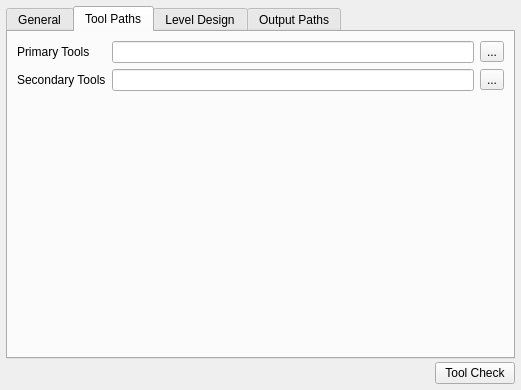
Old version of the form code/nel/tools/3d/object_viewer_qt/src/plugins/build_gamedata/build_gamedata_settings_page.ui in the repository sythaeryn/pndrpg.
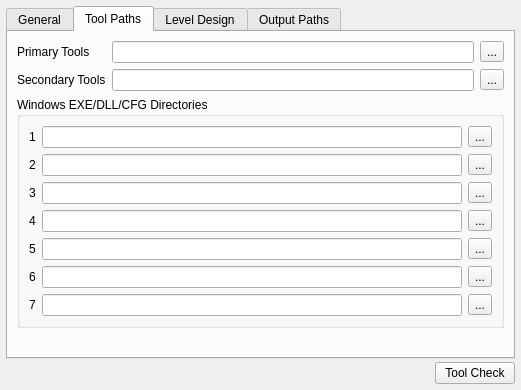
New version of the form. The open tabs and pages were chosen to show the change.

Commit message: Changed: Updated the settings page a little bit and started naming the variables.

What changed in the file:
```diff
--- a/code/nel/tools/3d/object_viewer_qt/src/plugins/build_gamedata/build_gamedata_settings_page.ui
+++ b/code/nel/tools/3d/object_viewer_qt/src/plugins/build_gamedata/build_gamedata_settings_page.ui
@@ -30,83 +30,62 @@
        <string>General</string>
       </attribute>
       <layout class="QGridLayout" name="gridLayout_4">
-       <item row="2" column="0">
-        <widget class="QLabel" name="label">
-         <property name="text">
-          <string>Build Quality</string>
-         </property>
-        </widget>
-       </item>
-       <item row="2" column="2">
-        <widget class="QComboBox" name="comboBox">
-         <item>
-          <property name="text">
-           <string>Draft</string>
-          </property>
-         </item>
-         <item>
-          <property name="text">
-           <string>Full</string>
-          </property>
-         </item>
-        </widget>
-       </item>
-       <item row="4" column="0">
-        <widget class="QLabel" name="label_3">
+       <item row="6" column="0">
+        <widget class="QLabel" name="toolSuffixLbl">
          <property name="text">
           <string>Tool Suffix</string>
          </property>
         </widget>
        </item>
-       <item row="4" column="2">
-        <widget class="QLineEdit" name="lineEdit_2"/>
+       <item row="6" column="2">
+        <widget class="QLineEdit" name="toolSuffixLE"/>
        </item>
-       <item row="5" column="0">
-        <widget class="QLabel" name="label_2">
+       <item row="7" column="0">
+        <widget class="QLabel" name="scriptDirectoryLbl">
          <property name="text">
           <string>Script Directory</string>
          </property>
         </widget>
        </item>
-       <item row="5" column="2">
-        <widget class="QLineEdit" name="lineEdit_4"/>
+       <item row="7" column="2">
+        <widget class="QLineEdit" name="scriptDirectoryLE"/>
        </item>
-       <item row="5" column="3">
-        <widget class="QToolButton" name="toolButton_5">
+       <item row="7" column="3">
+        <widget class="QToolButton" name="scriptDirectoryTB">
          <property name="text">
           <string>...</string>
          </property>
         </widget>
        </item>
-       <item row="6" column="0">
-        <widget class="QLabel" name="label_4">
+       <item row="8" column="0">
+        <widget class="QLabel" name="workspaceDirectoryLbl">
          <property name="text">
           <string>Workspace Directory</string>
          </property>
         </widget>
        </item>
-       <item row="6" column="2">
-        <widget class="QLineEdit" name="lineEdit_5"/>
+       <item row="8" column="2">
+        <widget class="QLineEdit" name="workspaceDirectoryLE"/>
        </item>
-       <item row="6" column="3">
-        <widget class="QToolButton" name="toolButton_6">
+       <item row="8" column="3">
+        <widget class="QToolButton" name="workspaceDirectoryTB">
          <property name="text">
           <string>...</string>
          </property>
         </widget>
        </item>
-       <item row="7" column="0">
-        <widget class="QLabel" name="label_5">
+       <item row="9" column="0">
+        <widget class="QLabel" name="databaseDirectoryLbl">
          <property name="text">
           <string>Database Directory</string>
          </property>
         </widget>
        </item>
-       <item row="7" column="2">
-        <widget class="QLineEdit" name="lineEdit_6"/>
+       <item row="9" column="2">
+        <widget class="QLineEdit" name="databaseDirectoryLE"/>
        </item>
-       <item row="7" column="3">
-        <widget class="QToolButton" name="toolButton_7">
+       <item row="9" column="3">
+        <widget class="QToolButton" name="databaseDirectoryTB">
          <property name="text">
           <string>...</string>
          </property>
@@ -133,7 +112,7 @@
       </attribute>
       <layout class="QGridLayout" name="gridLayout_7">
        <item row="0" column="1">
-        <widget class="QLineEdit" name="lineEdit"/>
+        <widget class="QLineEdit" name="primaryToolsLE"/>
        </item>
        <item row="0" column="0">
         <widget class="QLabel" name="label_18">
@@ -143,17 +122,17 @@
         </widget>
        </item>
        <item row="0" column="2">
-        <widget class="QToolButton" name="toolButton">
+        <widget class="QToolButton" name="primaryToolsTB">
          <property name="text">
           <string>...</string>
          </property>
         </widget>
        </item>
        <item row="1" column="1">
-        <widget class="QLineEdit" name="lineEdit_3"/>
+        <widget class="QLineEdit" name="secondaryToolsLE"/>
        </item>
        <item row="1" column="2">
-        <widget class="QToolButton" name="toolButton_3">
+        <widget class="QToolButton" name="secondaryToolsTB">
          <property name="text">
           <string>...</string>
          </property>
@@ -166,7 +145,7 @@
          </property>
         </widget>
        </item>
-       <item row="2" column="0">
+       <item row="3" column="0">
         <spacer name="verticalSpacer_2">
          <property name="orientation">
           <enum>Qt::Vertical</enum>
@@ -179,6 +158,134 @@
          </property>
         </spacer>
        </item>
+       <item row="2" column="0" colspan="3">
+        <widget class="QGroupBox" name="windowsExeDllCfgDirGB">
+         <property name="title">
+          <string>Windows EXE/DLL/CFG Directories</string>
+         </property>
+         <layout class="QGridLayout" name="gridLayout_2">
+          <item row="0" column="1">
+           <widget class="QLineEdit" name="lineEdit"/>
+          </item>
+          <item row="0" column="2">
+           <widget class="QToolButton" name="toolButton">
+            <property name="text">
+             <string>...</string>
+            </property>
+           </widget>
+          </item>
+          <item row="1" column="1">
+           <widget class="QLineEdit" name="lineEdit_2"/>
+          </item>
+          <item row="2" column="1">
+           <widget class="QLineEdit" name="lineEdit_3"/>
+          </item>
+          <item row="3" column="1">
+           <widget class="QLineEdit" name="lineEdit_4"/>
+          </item>
+          <item row="4" column="1">
+           <widget class="QLineEdit" name="lineEdit_5"/>
+          </item>
+          <item row="5" column="1">
+           <widget class="QLineEdit" name="lineEdit_6"/>
+          </item>
+          <item row="0" column="0">
+           <widget class="QLabel" name="label">
+            <property name="text">
+             <string>1</string>
+            </property>
+           </widget>
+          </item>
+          <item row="1" column="0">
+           <widget class="QLabel" name="label_2">
+            <property name="text">
+             <string>2</string>
+            </property>
+           </widget>
+          </item>
+          <item row="2" column="0">
+           <widget class="QLabel" name="label_3">
+            <property name="text">
+             <string>3</string>
+            </property>
+           </widget>
+          </item>
+          <item row="3" column="0">
+           <widget class="QLabel" name="label_4">
+            <property name="text">
+             <string>4</string>
+            </property>
+           </widget>
+          </item>
+          <item row="4" column="0">
+           <widget class="QLabel" name="label_5">
+            <property name="text">
+             <string>5</string>
+            </property>
+           </widget>
+          </item>
+          <item row="5" column="0">
+           <widget class="QLabel" name="label_6">
+            <property name="text">
+             <string>6</string>
+            </property>
+           </widget>
+          </item>
+          <item row="6" column="1">
+           <widget class="QLineEdit" name="lineEdit_7"/>
+          </item>
+          <item row="6" column="0">
+           <widget class="QLabel" name="label_7">
+            <property name="text">
+             <string>7</string>
+            </property>
+           </widget>
+          </item>
+          <item row="1" column="2">
+           <widget class="QToolButton" name="toolButton_2">
+            <property name="text">
+             <string>...</string>
+            </property>
+           </widget>
+          </item>
+          <item row="2" column="2">
+           <widget class="QToolButton" name="toolButton_3">
+            <property name="text">
+             <string>...</string>
+            </property>
+           </widget>
+          </item>
+          <item row="3" column="2">
+           <widget class="QToolButton" name="toolButton_4">
+            <property name="text">
+             <string>...</string>
+            </property>
+           </widget>
+          </item>
+          <item row="4" column="2">
+           <widget class="QToolButton" name="toolButton_5">
+            <property name="text">
+             <string>...</string>
+            </property>
+           </widget>
+          </item>
+          <item row="5" column="2">
+           <widget class="QToolButton" name="toolButton_6">
+            <property name="text">
+             <string>...</string>
+            </property>
+           </widget>
+          </item>
+          <item row="6" column="2">
+           <widget class="QToolButton" name="toolButton_7">
+            <property name="text">
+             <string>...</string>
+            </property>
+           </widget>
+          </item>
+         </layout>
+        </widget>
+       </item>
       </layout>
      </widget>
      <widget class="QWidget" name="tab_3">
@@ -309,10 +416,10 @@
       </attribute>
       <layout class="QGridLayout" name="gridLayout_5">
        <item row="2" column="1">
-        <widget class="QLineEdit" name="lineEdit_7"/>
+        <widget class="QLineEdit" name="exportBuildDirectoryLE"/>
        </item>
        <item row="2" column="0">
-        <widget class="QLabel" name="label_6">
+        <widget class="QLabel" name="exportBuildDirectoryLbl">
          <property name="text">
           <string>Export Build Directory</string>
          </property>
@@ -326,7 +433,7 @@
         </widget>
        </item>
        <item row="3" column="0">
-        <widget class="QLabel" name="label_7">
+        <widget class="QLabel" name="installDirectoryLbl">
          <property name="text">
           <string>Install Directory</string>
          </property>
```
Left out of the diff: 116 changed lines with no effect on the pictures.
